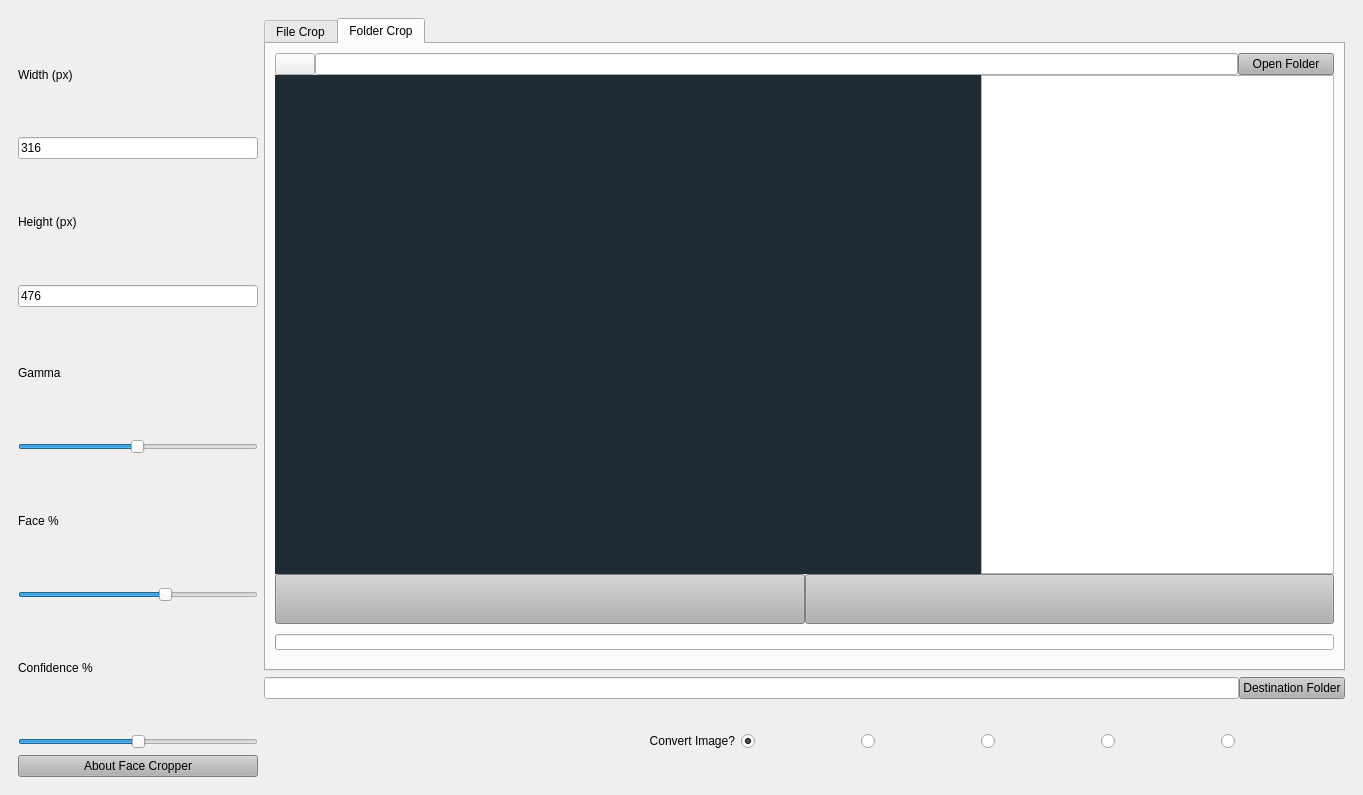
First picture: the form in resources/forms/form.ui, repository gregorycarnegie/autocrop, before the edit.
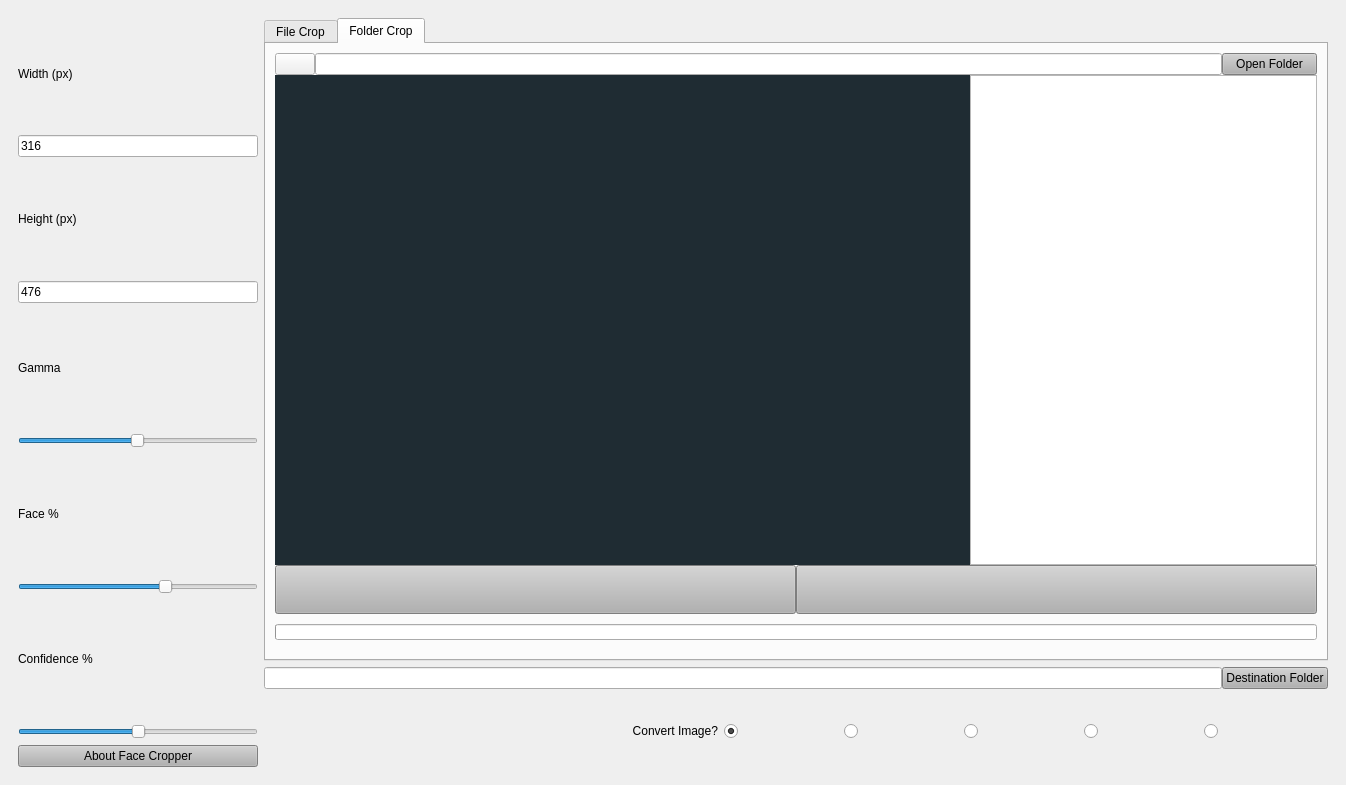
Second picture: the form after the edit. Icons and pictures are not drawn.

Commit message: Vectorized box_detect function

Diff of the .ui file:
```diff
--- a/resources/forms/form.ui
+++ b/resources/forms/form.ui
@@ -6,8 +6,8 @@
    <rect>
     <x>0</x>
     <y>0</y>
-    <width>1363</width>
-    <height>795</height>
+    <width>1346</width>
+    <height>785</height>
    </rect>
   </property>
   <property name="windowTitle">
```
The commit also changes 1 other file.
